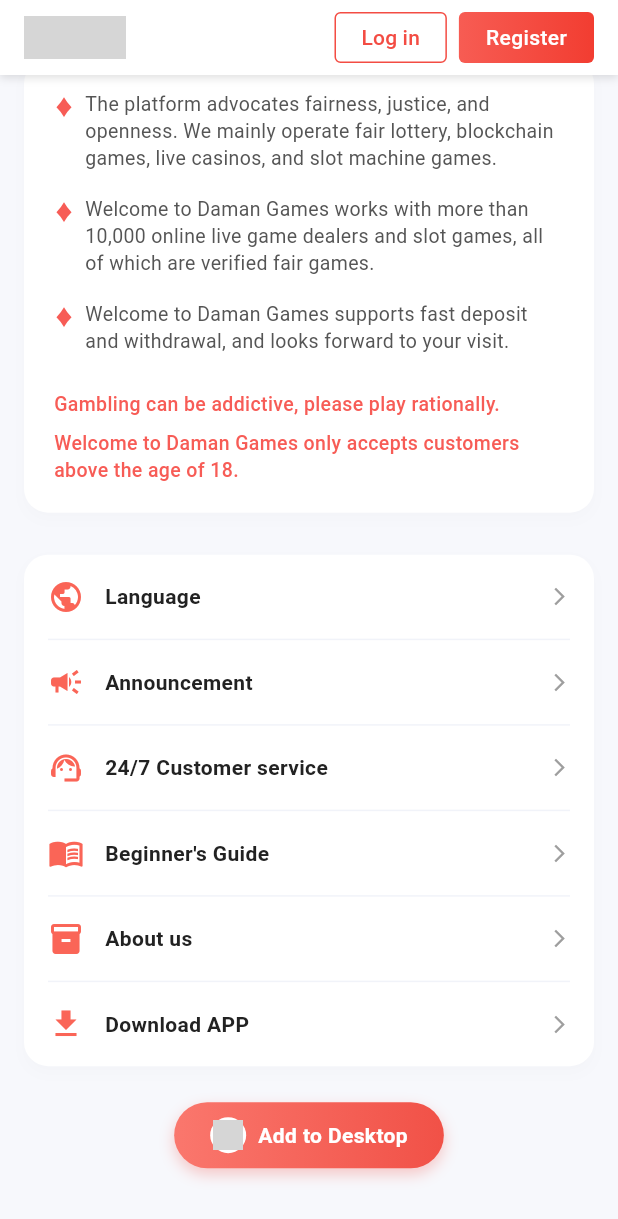
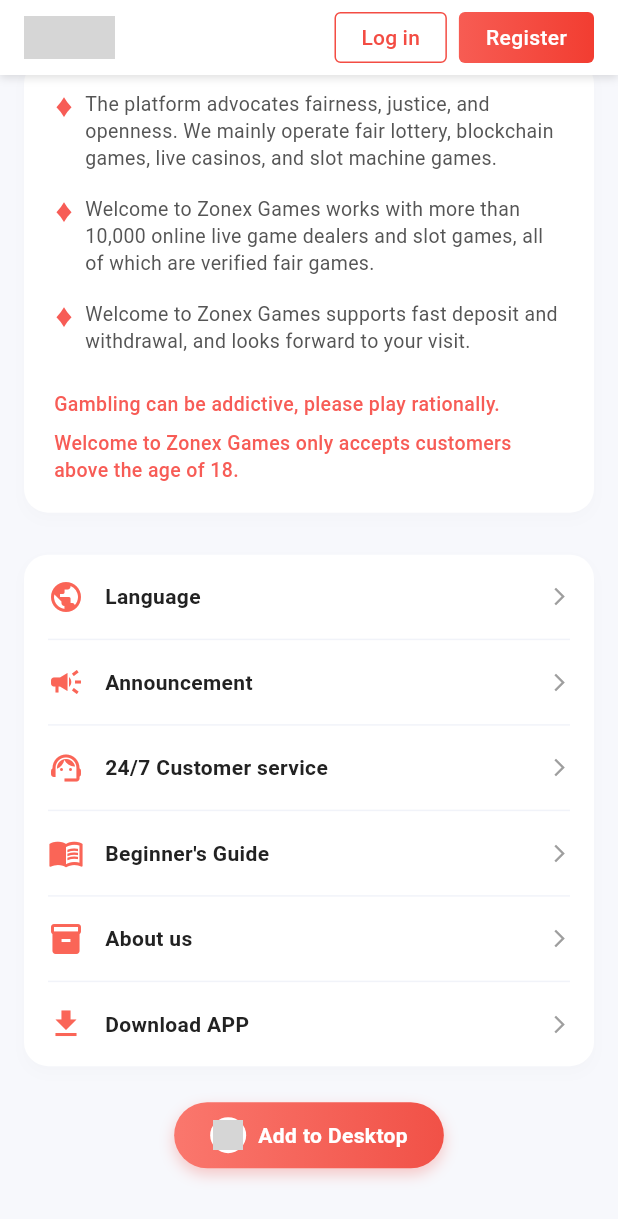
Before and after one commit to salluexez/Fun_game_prc, a Flutter app: the screen it shows after launch, scrolled down 1376 dp, on a phone screen of 412 x 824 dp. Shown: the top 1219 px of the screen. Run offline on Flutter 3.47's test engine with Material 3 defaults, Android fonts, the phone set to English and light mode, and no system bars; network calls fail; grey boxes are pictures that could not be loaded.

Commit message:
feat: rebrand application to Zonex and update mobile app icons

```diff
--- a/lib/main.dart
+++ b/lib/main.dart
@@ -31,7 +31,7 @@
   @override
   Widget build(BuildContext context) {
     return MaterialApp(
-      title: 'Daman Games',
+      title: 'Zonex Games',
       debugShowCheckedModeBanner: false,
       theme: ThemeData(
         brightness: Brightness.light,
--- a/lib/viewmodels/home_viewmodel.dart
+++ b/lib/viewmodels/home_viewmodel.dart
@@ -44,7 +44,7 @@
     ];
 
     _state = HomeState(
-      logoImagePath: 'assets/images/logo/h5setting_20240423194834yt8f.png',
+      logoImagePath: 'assets/images/logo/Zonex.png',
       bannerImages: const [
         'assets/images/main_screen_images/Banner_202305270515371rsv.png',
         'assets/images/main_screen_images/Banner_20230306180818gxxn.png',
--- a/lib/views/five_d_view.dart
+++ b/lib/views/five_d_view.dart
@@ -50,10 +50,10 @@
         ),
         centerTitle: true,
         title: Image.asset(
-          'assets/images/logo/h5setting_20240423194834yt8f.png',
+          'assets/images/logo/Zonex.png',
           height: 28,
           errorBuilder: (context, error, stackTrace) => const Text(
-            'Daman 5D',
+            'Zonex 5D',
             style: TextStyle(color: Colors.white, fontWeight: FontWeight.bold, fontSize: 20),
           ),
         ),
@@ -375,7 +375,7 @@
           const SizedBox(width: 10),
           const Expanded(
             child: Text(
-              'All Recharge payment methods on DamanGames are working fine...',
+              'All Recharge payment methods on ZonexGames are working fine...',
               style: TextStyle(
                 color: Color(0xFF666666),
                 fontSize: 12.5,
--- a/lib/views/home_view.dart
+++ b/lib/views/home_view.dart
@@ -45,7 +45,7 @@
                         errorBuilder: (context, error, stackTrace) {
                           // Fallback in case asset loading fails
                           return const Text(
-                            'Daman',
+                            'Zonex',
                             style: TextStyle(
                               color: Color(0xFFF34C43),
                               fontSize: 20,
@@ -622,11 +622,11 @@
           ),
           const SizedBox(height: 16),
           _buildDisclaimerRow(
-            'Welcome to Daman Games works with more than 10,000 online live game dealers and slot games, all of which are verified fair games.',
+            'Welcome to Zonex Games works with more than 10,000 online live game dealers and slot games, all of which are verified fair games.',
           ),
           const SizedBox(height: 16),
           _buildDisclaimerRow(
-            'Welcome to Daman Games supports fast deposit and withdrawal, and looks forward to your visit.',
+            'Welcome to Zonex Games supports fast deposit and withdrawal, and looks forward to your visit.',
           ),
           const SizedBox(height: 24),
           const Text(
@@ -640,7 +640,7 @@
           ),
           const SizedBox(height: 8),
           const Text(
-            'Welcome to Daman Games only accepts customers above the age of 18.',
+            'Welcome to Zonex Games only accepts customers above the age of 18.',
             style: TextStyle(
               color: Color(0xFFF75C56),
               fontSize: 13,
@@ -860,7 +860,7 @@
                     padding: const EdgeInsets.all(2),
                     child: ClipOval(
                       child: Image.asset(
-                        'assets/images/logo/h5setting_20240423194834yt8f.png',
+                        'assets/images/logo/Zonex.png',
                         fit: BoxFit.contain,
                       ),
                     ),
--- a/lib/views/k3_view.dart
+++ b/lib/views/k3_view.dart
@@ -176,10 +176,10 @@
         ),
         centerTitle: true,
         title: Image.asset(
-          'assets/images/logo/h5setting_20240423194834yt8f.png',
+          'assets/images/logo/Zonex.png',
           height: 28,
           errorBuilder: (context, error, stackTrace) => const Text(
-            'Daman K3',
+            'Zonex K3',
             style: TextStyle(color: Colors.white, fontWeight: FontWeight.bold, fontSize: 20),
           ),
         ),
@@ -266,7 +266,7 @@
           const SizedBox(width: 10),
           const Expanded(
             child: Text(
-              'Attention ! Attention ! To all Daman Games members...',
+              'Attention ! Attention ! To all Zonex Games members...',
               style: TextStyle(
                 color: Color(0xFF666666),
                 fontSize: 12.5,
--- a/lib/views/wingo_view.dart
+++ b/lib/views/wingo_view.dart
@@ -172,10 +172,10 @@
         ),
         centerTitle: true,
         title: Image.asset(
-          'assets/images/logo/h5setting_20240423194834yt8f.png',
+          'assets/images/logo/Zonex.png',
           height: 28,
           errorBuilder: (context, error, stackTrace) => const Text(
-            'Daman',
+            'Zonex',
             style: TextStyle(color: Colors.white, fontWeight: FontWeight.bold, fontSize: 20),
           ),
         ),
@@ -257,7 +257,7 @@
           const SizedBox(width: 10),
           const Expanded(
             child: Text(
-              'Daman is a secured website using encryption to protect your privacy.',
+              'Zonex is a secured website using encryption to protect your privacy.',
               style: TextStyle(
                 color: Color(0xFF666666),
                 fontSize: 12.5,
--- a/pubspec.yaml
+++ b/pubspec.yaml
@@ -48,6 +48,7 @@
   # package. See that file for information about deactivating specific lint
   # rules and activating additional ones.
   flutter_lints: ^6.0.0
+  flutter_launcher_icons: ^0.14.4
 
 # For information on the generic Dart part of this file, see the
 # following page: https://dart.dev/tools/pub/pubspec
@@ -89,3 +90,8 @@
   #
   # For details regarding fonts from package dependencies,
   # see https://flutter.dev/to/font-from-package
+
+flutter_launcher_icons:
+  android: "launcher_icon"
+  ios: true
+  image_path: "assets/images/logo/app_logo.png"
```
Also changed, not shown: lib/views/trx_wingo_view.dart (+7 -3 lines), pubspec.lock, 30 other files.
